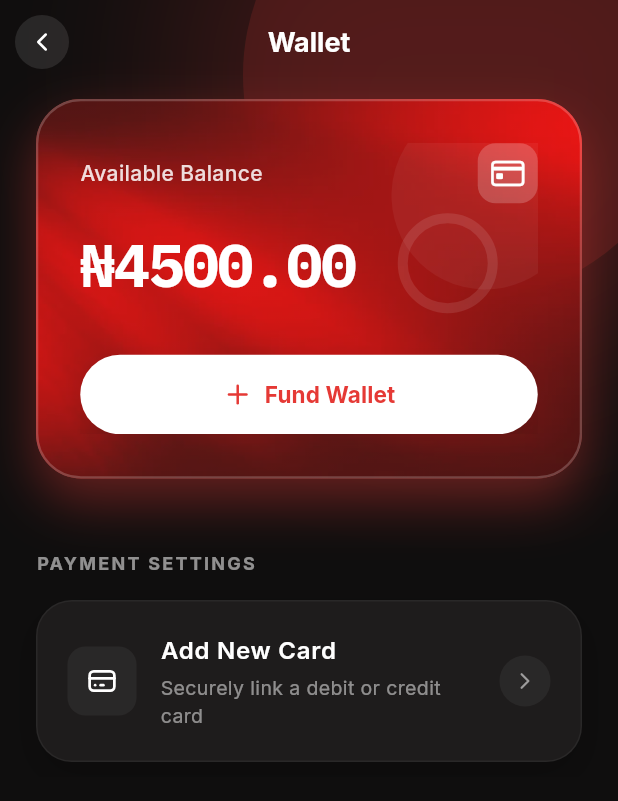
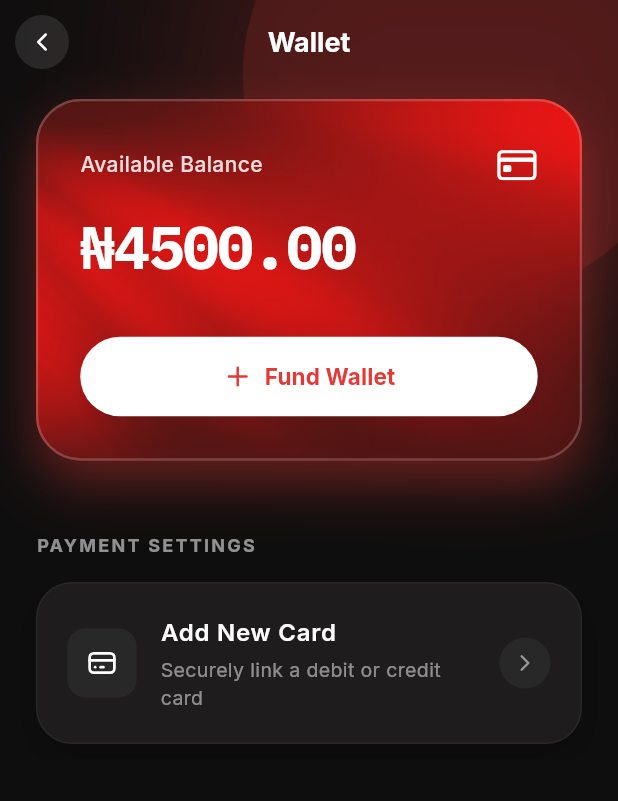
Before and after one commit to ifeanyireed/nets_dispatch, a Flutter app: the WalletScreen screen opened directly, on a phone screen of 412 x 824 dp. Shown: the top 801 px of the screen. Run offline on Flutter 3.47's test engine with Material 3 defaults, Android fonts, the phone set to English and light mode, and no system bars; our stand-ins replace flutter_dotenv, flutter_map, flutter_tabler_icons, geolocator, image_picker, latlong2 and 1 more; accounts and stored records are empty.

Commit message:
style: remove circular embellishments on wallet balance card

```diff
--- a/customer_app/lib/screens/wallet_screen.dart
+++ b/customer_app/lib/screens/wallet_screen.dart
@@ -166,20 +166,7 @@ class _WalletScreenState extends State<WalletScreen> {
                       ],
                       border: Border.all(color: Colors.white.withOpacity(0.2), width: 1.5),
                     ),
-                    child: Stack(
-                      children: [
-                        // Decorative pattern rings
-                        Positioned(
-                          right: -40,
-                          top: -40,
-                          child: Icon(TablerIcons.circle_filled, size: 150, color: Colors.white.withOpacity(0.05)),
-                        ),
-                        Positioned(
-                          right: 20,
-                          top: 40,
-                          child: Icon(TablerIcons.circle, size: 80, color: Colors.white.withOpacity(0.1)),
-                        ),
-                        Column(
+                    child: Column(
                       crossAxisAlignment: CrossAxisAlignment.start,
                       children: [
                         Row(
@@ -189,14 +176,7 @@ class _WalletScreenState extends State<WalletScreen> {
                               'Available Balance',
                               style: TextStyle(fontFamily: 'Inter', color: Colors.white.withOpacity(0.85), fontSize: 14, fontWeight: FontWeight.w500),
                             ),
-                                Container(
-                                  padding: const EdgeInsets.all(8),
-                                  decoration: BoxDecoration(
-                                    color: Colors.white.withOpacity(0.2),
-                                    borderRadius: BorderRadius.circular(12),
-                                  ),
-                                  child: const Icon(CupertinoIcons.creditcard, color: Colors.white, size: 24),
-                                ),
+                            const Icon(CupertinoIcons.creditcard, color: Colors.white, size: 28),
                           ],
                         ),
                         const SizedBox(height: 12),
@@ -226,8 +206,6 @@ class _WalletScreenState extends State<WalletScreen> {
                                   ],
                                 ),
                               ),
-                            ),
-                          ],
                             ),
                           ],
                         ),
```
Lines whose indentation alone changed are shown as unchanged.
